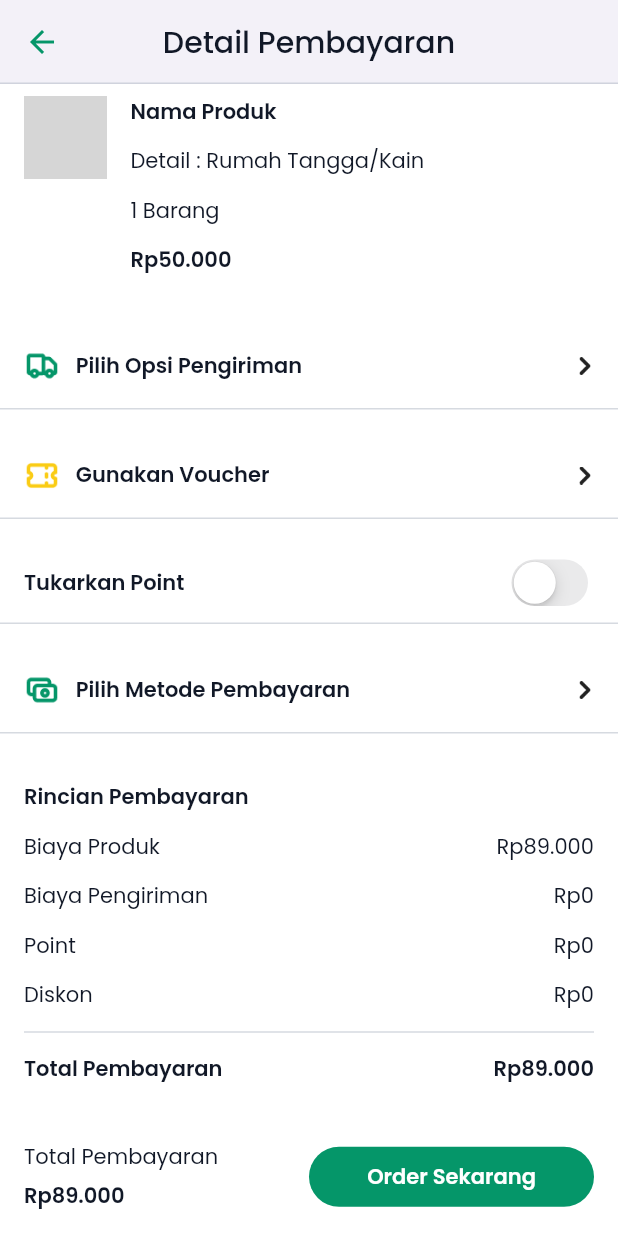
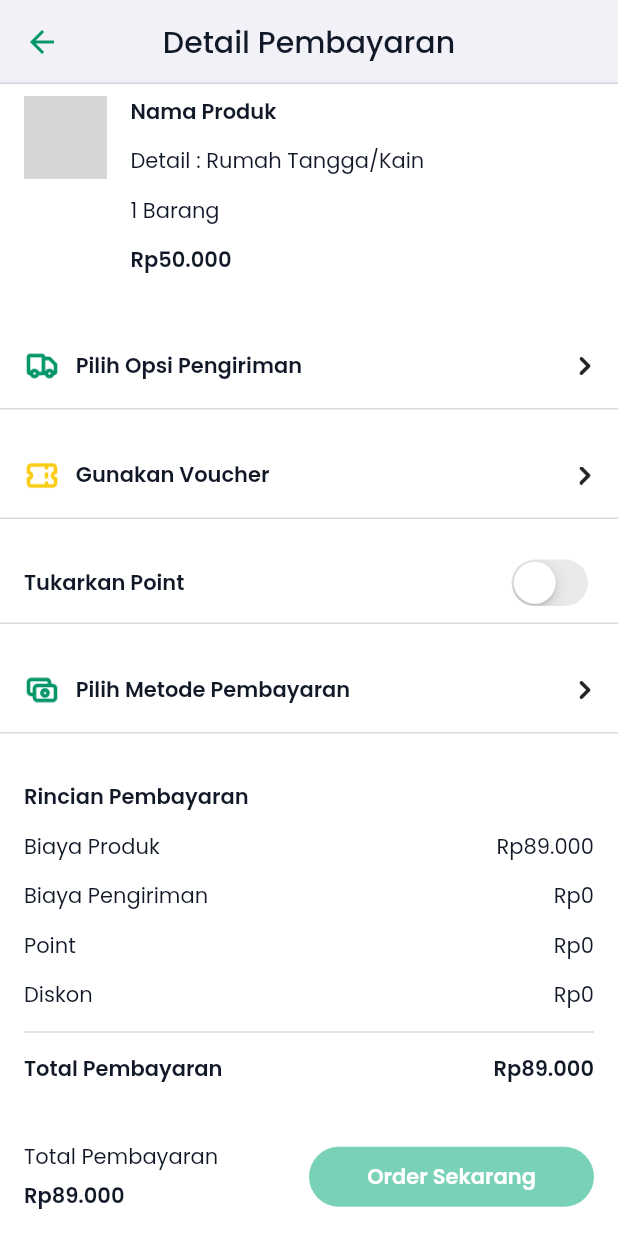
Before and after one commit to Ecowave-Alterra/ecowave-flutter, a Flutter app: the PaymentDetailPage screen opened directly, scrolled down 472 dp, on a phone screen of 412 x 824 dp. Run offline on Flutter 3.47's test engine with Material 2 defaults, Android fonts, the phone set to English and light mode, and no system bars; our stand-ins replace another_flushbar, carousel_slider, equatable, file_picker, flutter_bloc, flutter_countdown_timer and 5 more; network calls fail; grey boxes are pictures that could not be loaded.

Commit message:
disable button if data is incomplete

```diff
--- a/lib/features/payment/view/pages/payment_detail_page.dart
+++ b/lib/features/payment/view/pages/payment_detail_page.dart
@@ -173,14 +173,23 @@ class PaymentDetailPage extends StatelessWidget {
             ),
             Flexible(
               flex: 1,
-              child: EcoFormButton(
-                label: "Order Sekarang",
-                onPressed: () async {
-                  await context.push(const PaymentPage());
-                  if (context.mounted) {
-                    await context.pushAndRemoveUntil(
-                        const PaymentWaitingPage(), (route) => route.isFirst);
-                  }
+              child: BlocBuilder<PaymentDetailBloc, PaymentDetailState>(
+                builder: (context, state) {
+                  return EcoFormButton(
+                    label: "Order Sekarang",
+                    onPressed: state.shippingAddressModel == null ||
+                            state.expeditionModel == null ||
+                            state.paymentMethodModel == null
+                        ? null
+                        : () async {
+                            await context.push(const PaymentPage());
+                            if (context.mounted) {
+                              await context.pushAndRemoveUntil(
+                                  const PaymentWaitingPage(),
+                                  (route) => route.isFirst);
+                            }
+                          },
+                  );
                 },
               ),
             ),
```
